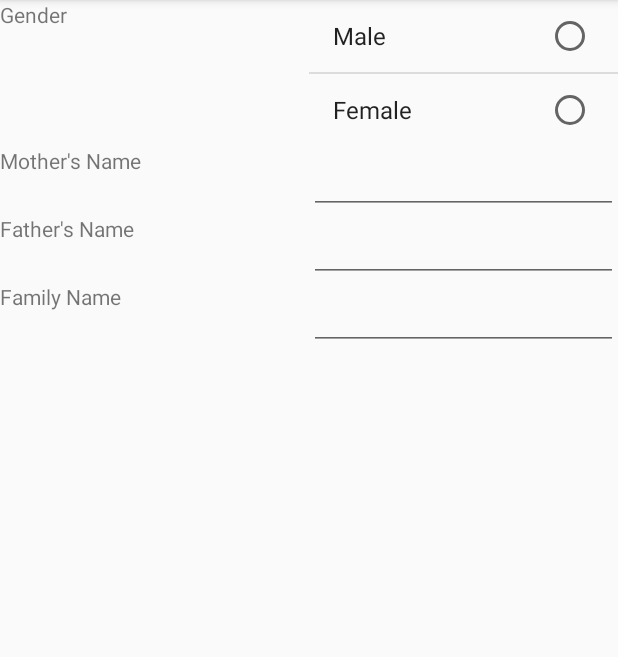
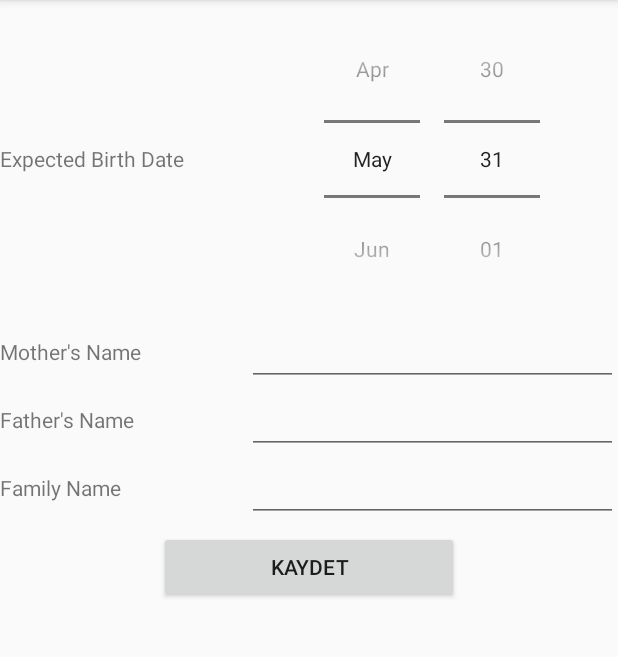
Before and after one commit to selcukcihan/namewizard, an Android app: the fragment SetupFragment shown on its own in the app's theme, on a phone screen of 412 x 824 dp, the part 84-741 px from its top. Run offline under Robolectric (Android 15) with nearby library versions, the phone set to English and light mode, and no system bars; 10 statements that could not run were skipped.

Commit message:
setup fragment continued

```diff
--- a/app/src/main/java/com/selcukcihan/android/namewizard/SetupFragment.java
+++ b/app/src/main/java/com/selcukcihan/android/namewizard/SetupFragment.java
@@ -10,18 +10,25 @@ import android.view.LayoutInflater;
 import android.view.View;
 import android.view.ViewGroup;
 import android.widget.ArrayAdapter;
+import android.widget.Button;
+import android.widget.DatePicker;
 import android.widget.EditText;
 import android.widget.ListView;
 import android.widget.TextView;
 
+import com.selcukcihan.android.namewizard.wizard.model.BirthDatePage;
 import com.selcukcihan.android.namewizard.wizard.model.Page;
 import com.selcukcihan.android.namewizard.wizard.model.UserData;
+import com.selcukcihan.android.namewizard.wizard.ui.BirthDateFragment;
 
 import java.util.ArrayList;
+import java.util.Calendar;
 
 
 public class SetupFragment extends Fragment {
     private UserData mUserData = null;
+    private int mMonth;
+    private int mDay;
 
     public SetupFragment() {
         // Required empty public constructor
@@ -49,6 +56,20 @@ public class SetupFragment extends Fragment {
     public View onCreateView(LayoutInflater inflater, ViewGroup container,
                              Bundle savedInstanceState) {
         View rootView = inflater.inflate(R.layout.fragment_setup, container, false);
+
+        Calendar calendar = Calendar.getInstance();
+        DatePicker picker = (DatePicker) rootView.findViewById(R.id.birth_date);
+        mMonth = mUserData.getMonth();
+        mDay = mUserData.getDay();
+        picker.init(mUserData.getDay(), mUserData.getMonth(), calendar.get(Calendar.DAY_OF_MONTH), new DatePicker.OnDateChangedListener() {
+            @Override
+            public void onDateChanged(DatePicker view, int year, int monthOfYear, int dayOfMonth) {
+                mMonth = monthOfYear;
+                mDay = dayOfMonth;
+            }
+        });
+        BirthDateFragment.hideYear(picker);
+
         ((EditText) rootView.findViewById(R.id.mother)).setText(mUserData.getMother());
         ((EditText) rootView.findViewById(R.id.father)).setText(mUserData.getFather());
         ((EditText) rootView.findViewById(R.id.surname)).setText(mUserData.getSurname());
@@ -63,6 +84,7 @@ public class SetupFragment extends Fragment {
                 android.R.id.text1,
                 genders));
         listView.setChoiceMode(ListView.CHOICE_MODE_SINGLE);
+        listView.setSelection(mUserData.isMale() ? 0 : 1);
 
         // Pre-select currently selected item.
         new Handler().post(new Runnable() {
@@ -74,6 +96,19 @@ public class SetupFragment extends Fragment {
                         break;
                     }
                 }
+            }
+        });
+
+        final Button button = (Button) rootView.findViewById(R.id.buttonSave);
+        button.setOnClickListener(new View.OnClickListener() {
+            public void onClick(View v) {
+                mUserData = new UserData(
+                        (((ListView)SetupFragment.this.getView().findViewById(android.R.id.list)).getSelectedItemPosition() == 0),
+                        ((TextView) SetupFragment.this.getView().findViewById(R.id.mother)).getText().toString(),
+                        ((TextView) SetupFragment.this.getView().findViewById(R.id.father)).getText().toString(),
+                        ((TextView) SetupFragment.this.getView().findViewById(R.id.surname)).getText().toString(),
+                        mMonth,
+                        mDay);
             }
         });
 
--- a/app/src/main/java/com/selcukcihan/android/namewizard/wizard/ui/BirthDateFragment.java
+++ b/app/src/main/java/com/selcukcihan/android/namewizard/wizard/ui/BirthDateFragment.java
@@ -104,7 +104,7 @@ public class BirthDateFragment extends Fragment {
                 mPage.notifyDataChanged();
             }
         });
-        hideYear();
+        hideYear(mBirthDate);
     }
 
     @Override
@@ -122,19 +122,19 @@ public class BirthDateFragment extends Fragment {
         }*/
     }
 
-    public void hideYear(){
+    public static void hideYear(View view){
         if (Build.VERSION.SDK_INT >= Build.VERSION_CODES.LOLLIPOP){
             int yearSpinnerId = Resources.getSystem().getIdentifier("year", "id", "android");
             if (yearSpinnerId != 0)
             {
-                View yearSpinner = mBirthDate.findViewById(yearSpinnerId);
+                View yearSpinner = view.findViewById(yearSpinnerId);
                 if (yearSpinner != null)
                 {
                     yearSpinner.setVisibility(View.GONE);
                 }
             }
         } else { //Older SDK versions
-            Field f[] = mBirthDate.getClass().getDeclaredFields();
+            Field f[] = view.getClass().getDeclaredFields();
             for (Field field : f)
             {
                 if(field.getName().equals("mYearPicker") || field.getName().equals("mYearSpinner"))
@@ -142,7 +142,7 @@ public class BirthDateFragment extends Fragment {
                     field.setAccessible(true);
                     Object yearPicker = null;
                     try {
-                        yearPicker = field.get(mBirthDate);
+                        yearPicker = field.get(view);
                     } catch (IllegalAccessException e) {
                         e.printStackTrace();
                     }
--- a/app/src/main/res/layout/fragment_setup.xml
+++ b/app/src/main/res/layout/fragment_setup.xml
@@ -3,7 +3,7 @@
     android:layout_width="match_parent"
     android:layout_height="match_parent"
     android:orientation="vertical"
-    tools:context="com.selcukcihan.android.namewizard.SetupFragment">
+    tools:context="com.selcukcihan.android.namewizard.SetupFragment"><!--
     <LinearLayout
         android:layout_width="fill_parent"
         android:layout_height="wrap_content"
@@ -21,6 +21,24 @@
             android:layout_gravity="right"
             android:saveEnabled="false"
             android:scrollbarStyle="outsideOverlay" />
+    </LinearLayout>-->
+    <LinearLayout
+        android:layout_width="fill_parent"
+        android:layout_height="wrap_content"
+        android:orientation="horizontal">
+        <TextView
+            android:layout_width="0dp"
+            android:layout_weight="2"
+            android:layout_height="wrap_content"
+            android:layout_gravity="left|center_vertical"
+            android:text="@string/label_birth_date"/>
+        <DatePicker android:id="@+id/birth_date"
+            android:layout_width="0dp"
+            android:layout_weight="3"
+            android:layout_height="wrap_content"
+            android:layout_gravity="left|center_vertical"
+            android:datePickerMode="spinner"
+            android:calendarViewShown="false" />
     </LinearLayout>
     <LinearLayout
         android:layout_width="fill_parent"
@@ -28,13 +46,13 @@
         android:orientation="horizontal">
         <TextView
             android:layout_width="0dp"
-            android:layout_weight="1"
+            android:layout_weight="2"
             android:layout_height="wrap_content"
-            android:layout_gravity="left"
+            android:layout_gravity="left|center_vertical"
             android:text="@string/label_mother_name"/>
         <EditText android:id="@+id/mother"
             android:layout_width="0dp"
-            android:layout_weight="1"
+            android:layout_weight="3"
             android:layout_height="wrap_content"
             android:layout_gravity="right"
             android:saveEnabled="false"
@@ -46,13 +64,13 @@
         android:orientation="horizontal">
         <TextView
             android:layout_width="0dp"
-            android:layout_weight="1"
+            android:layout_weight="2"
             android:layout_height="wrap_content"
-            android:layout_gravity="left"
+            android:layout_gravity="left|center_vertical"
             android:text="@string/label_father_name"/>
         <EditText android:id="@+id/father"
             android:layout_width="0dp"
-            android:layout_weight="1"
+            android:layout_weight="3"
             android:layout_height="wrap_content"
             android:layout_gravity="right"
             android:saveEnabled="false"
@@ -64,16 +82,34 @@
         android:orientation="horizontal">
         <TextView
             android:layout_width="0dp"
-            android:layout_weight="1"
+            android:layout_weight="2"
             android:layout_height="wrap_content"
-            android:layout_gravity="left"
+            android:layout_gravity="left|center_vertical"
             android:text="@string/label_surname"/>
         <EditText android:id="@+id/surname"
             android:layout_width="0dp"
-            android:layout_weight="1"
+            android:layout_weight="3"
             android:layout_height="wrap_content"
             android:layout_gravity="right"
             android:saveEnabled="false"
             android:inputType="textPersonName|textCapWords"/>
     </LinearLayout>
+    <LinearLayout
+        android:layout_width="match_parent"
+        android:layout_height="wrap_content"
+        android:orientation="horizontal"
+        android:gravity="center_horizontal"
+        android:padding="6dp"
+        android:weightSum="2">
+
+        <Button
+            android:id="@+id/buttonSave"
+            android:layout_width="0dp"
+            android:layout_height="match_parent"
+            android:text="Kaydet"
+            android:paddingLeft="8dp"
+            android:paddingRight="8dp"
+            android:layout_weight="1" />
+
+    </LinearLayout>
 </LinearLayout>
```
